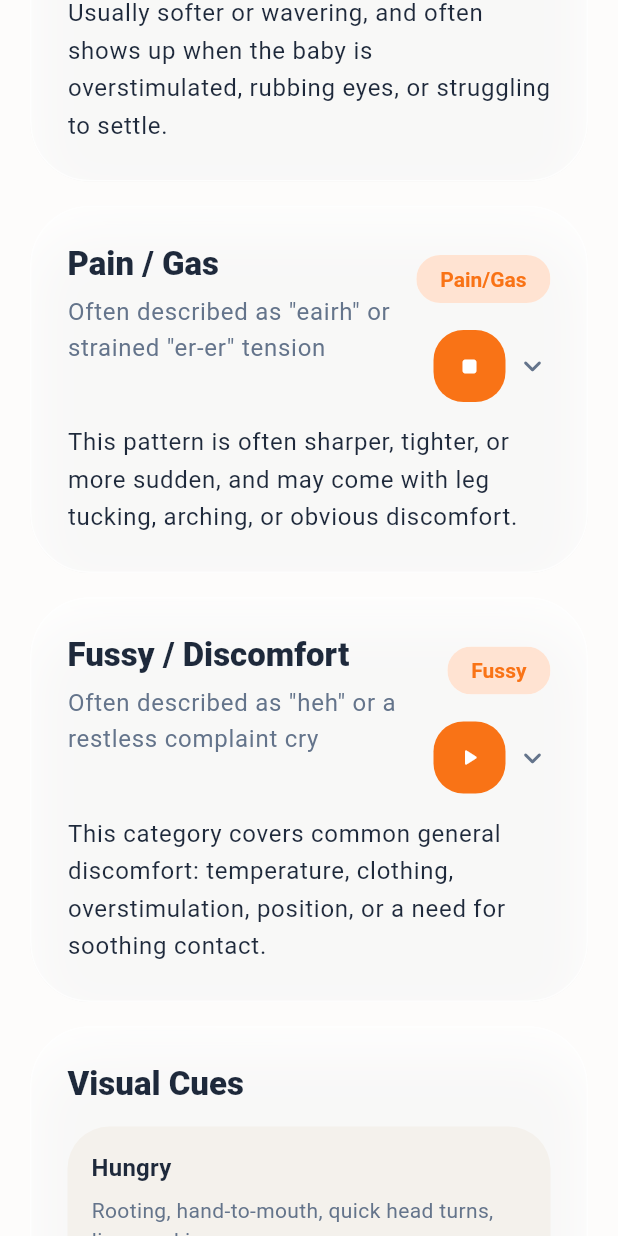
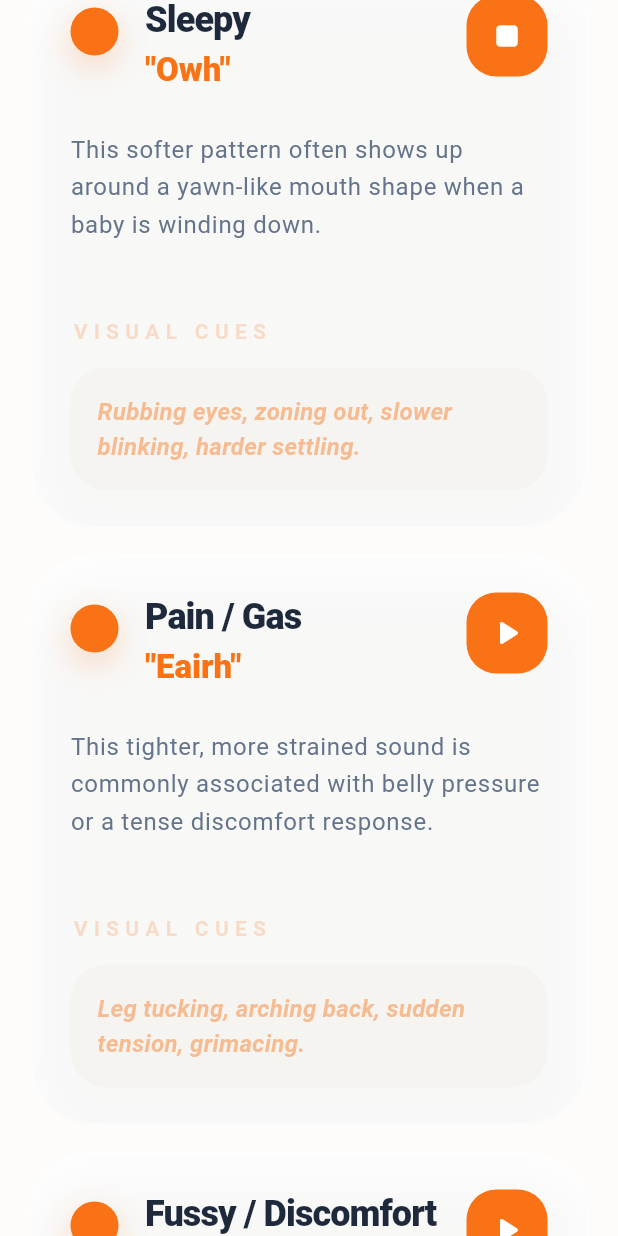
Before and after one commit to fuhao808/ai-baby-cry-copilot, a Flutter app: the GuideScreen widget shown alone on an empty page, opened directly, scrolled down 576 dp, after a tap on the "play arrow" icon, on a phone screen of 412 x 824 dp. Run offline on Flutter 3.47's test engine with Material 3 defaults, Android fonts, the phone set to English and light mode, and no system bars; our stand-ins replace cloud_firestore, dio, file_picker, firebase_auth, firebase_core, firebase_storage and 3 more; missing offline and left inert: audio_session, record; accounts and stored records are empty; statements that could not run were skipped.

Commit message:
Restyle cry library cards

```diff
--- a/frontend/lib/data/sample_cry_catalog.dart
+++ b/frontend/lib/data/sample_cry_catalog.dart
@@ -4,60 +4,40 @@ const sampleCryCatalog = <SampleCry>[
   SampleCry(
     id: 'hungry',
     title: 'Hungry',
-    topLabel: 'Hungry',
-    soundLike: 'Often described as "neh" or a short urgent rooting cry',
+    pattern: '"Neh"',
     summary:
-        'Usually rhythmic, escalating, and paired with rooting, lip-smacking, or searching for the bottle or breast.',
-    details: [
-      'The cry may repeat in short bursts and build if feeding is delayed.',
-      'Look for turning the head side to side or bringing hands toward the mouth.',
-      'This sample is bundled for quick MVP testing only, not as clinical ground truth.',
-    ],
+        'The "N" sound is often linked to a sucking reflex, with the tongue moving toward the roof of the mouth.',
+    visualCues: 'Rooting reflex, sucking hands, smacking lips.',
     assetPath: 'assets/samples/hungry_sample.wav',
     fileName: 'hungry_sample.wav',
   ),
   SampleCry(
     id: 'sleepy',
     title: 'Sleepy',
-    topLabel: 'Sleepy',
-    soundLike: 'Often described as "owh" with a yawning or fading quality',
+    pattern: '"Owh"',
     summary:
-        'Usually softer or wavering, and often shows up when the baby is overstimulated, rubbing eyes, or struggling to settle.',
-    details: [
-      'The pattern may sound more breathy or tired than urgent.',
-      'A winding-down routine, dim light, or swaddle may help if the baby is otherwise comfortable.',
-      'This sample is bundled for quick MVP testing only, not as clinical ground truth.',
-    ],
+        'This softer pattern often shows up around a yawn-like mouth shape when a baby is winding down.',
+    visualCues: 'Rubbing eyes, zoning out, slower blinking, harder settling.',
     assetPath: 'assets/samples/sleepy_sample.wav',
     fileName: 'sleepy_sample.wav',
   ),
   SampleCry(
     id: 'pain_gas',
     title: 'Pain / Gas',
-    topLabel: 'Pain/Gas',
-    soundLike: 'Often described as "eairh" or strained "er-er" tension',
+    pattern: '"Eairh"',
     summary:
-        'This pattern is often sharper, tighter, or more sudden, and may come with leg tucking, arching, or obvious discomfort.',
-    details: [
-      'Burping, bicycle legs, and checking pressure points like diaper and clothing are good first actions.',
-      'If a cry sounds unusual, persistent, or extreme, caregivers should not rely on an app alone.',
-      'This sample is bundled for quick MVP testing only, not as clinical ground truth.',
-    ],
+        'This tighter, more strained sound is commonly associated with belly pressure or a tense discomfort response.',
+    visualCues: 'Leg tucking, arching back, sudden tension, grimacing.',
     assetPath: 'assets/samples/pain_gas_sample.wav',
     fileName: 'pain_gas_sample.wav',
   ),
   SampleCry(
     id: 'fussy',
     title: 'Fussy / Discomfort',
-    topLabel: 'Fussy',
-    soundLike: 'Often described as "heh" or a restless complaint cry',
+    pattern: '"Heh"',
     summary:
-        'This category covers common general discomfort: temperature, clothing, overstimulation, position, or a need for soothing contact.',
-    details: [
-      'The cry may sound irritated or irregular rather than strongly tied to one need.',
-      'Try reducing stimulation, changing position, checking temperature, and offering gentle holding.',
-      'This sample is bundled for quick MVP testing only, not as clinical ground truth.',
-    ],
+        'This lighter, irregular complaint sound often appears when the baby is generally uncomfortable rather than urgently distressed.',
+    visualCues: 'Squirming, restlessness, overstimulation, position discomfort.',
     assetPath: 'assets/samples/fussy_sample.wav',
     fileName: 'fussy_sample.wav',
   ),
--- a/frontend/lib/models/sample_cry.dart
+++ b/frontend/lib/models/sample_cry.dart
@@ -2,20 +2,18 @@ class SampleCry {
   const SampleCry({
     required this.id,
     required this.title,
-    required this.topLabel,
-    required this.soundLike,
+    required this.pattern,
     required this.summary,
-    required this.details,
+    required this.visualCues,
     required this.assetPath,
     required this.fileName,
   });
 
   final String id;
   final String title;
-  final String topLabel;
-  final String soundLike;
+  final String pattern;
   final String summary;
-  final List<String> details;
+  final String visualCues;
   final String assetPath;
   final String fileName;
 }
--- a/frontend/lib/screens/guide_screen.dart
+++ b/frontend/lib/screens/guide_screen.dart
@@ -18,7 +18,6 @@ class _GuideScreenState extends ConsumerState<GuideScreen> {
   late final AudioPlayer _player = AudioPlayer();
   String? _playingSampleId;
   String? _playbackError;
-  String? _expandedSampleId;
 
   @override
   void initState() {
@@ -83,20 +82,29 @@ class _GuideScreenState extends ConsumerState<GuideScreen> {
 
   @override
   Widget build(BuildContext context) {
+    final theme = Theme.of(context);
+
     return ListView(
       padding: const EdgeInsets.fromLTRB(20, 8, 20, 28),
       children: [
-        FrostedPanel(
+        Padding(
+          padding: const EdgeInsets.only(left: 4, right: 4, bottom: 6),
           child: Column(
             crossAxisAlignment: CrossAxisAlignment.start,
             children: [
-              Text('Library', style: Theme.of(context).textTheme.headlineSmall),
+              Text(
+                'Cry Library',
+                style: theme.textTheme.displaySmall?.copyWith(
+                  fontWeight: FontWeight.w800,
+                  letterSpacing: -1.2,
+                ),
+              ),
               const SizedBox(height: 10),
               Text(
-                'Tap a card to open the meaning and hear a sample.',
-                style: Theme.of(context).textTheme.bodyLarge?.copyWith(
-                      color: Theme.of(context).colorScheme.onSurfaceVariant,
-                      height: 1.5,
+                'Master the secret language of your little one.',
+                style: theme.textTheme.headlineSmall?.copyWith(
+                  color: theme.colorScheme.onSurfaceVariant.withValues(alpha: 0.76),
+                  fontWeight: FontWeight.w500,
                 ),
               ),
             ],
@@ -114,45 +122,10 @@ class _GuideScreenState extends ConsumerState<GuideScreen> {
           _GuideCard(
             sample: sample,
             isPlaying: _playingSampleId == sample.id,
-            isExpanded: _expandedSampleId == sample.id,
-            onExpandPressed: () {
-              setState(() {
-                _expandedSampleId =
-                    _expandedSampleId == sample.id ? null : sample.id;
-              });
-            },
             onPlayPressed: () => _toggleSamplePlayback(sample),
           ),
-          const SizedBox(height: 16),
+          const SizedBox(height: 18),
         ],
-        FrostedPanel(
-          child: Column(
-            crossAxisAlignment: CrossAxisAlignment.start,
-            children: [
-              Text('Visual Cues', style: Theme.of(context).textTheme.titleLarge),
-              const SizedBox(height: 14),
-              _CueRow(
-                title: 'Hungry',
-                body: 'Rooting, hand-to-mouth, quick head turns, lip-smacking.',
-              ),
-              const SizedBox(height: 12),
-              _CueRow(
-                title: 'Sleepy',
-                body: 'Rubbing eyes, zoning out, jerky movements, harder settling.',
-              ),
-              const SizedBox(height: 12),
-              _CueRow(
-                title: 'Pain / Gas',
-                body: 'Leg tucking, arching back, sudden tense bursts, grimacing.',
-              ),
-              const SizedBox(height: 12),
-              _CueRow(
-                title: 'Fussy',
-                body: 'General restlessness, squirming, overstimulation, position discomfort.',
-              ),
-            ],
-          ),
-        ),
       ],
     );
   }
@@ -162,175 +135,132 @@ class _GuideCard extends StatelessWidget {
   const _GuideCard({
     required this.sample,
     required this.isPlaying,
-    required this.isExpanded,
-    required this.onExpandPressed,
     required this.onPlayPressed,
   });
 
   final SampleCry sample;
   final bool isPlaying;
-  final bool isExpanded;
-  final VoidCallback onExpandPressed;
   final VoidCallback onPlayPressed;
 
   @override
   Widget build(BuildContext context) {
     return FrostedPanel(
-      child: InkWell(
-        onTap: onExpandPressed,
-        borderRadius: BorderRadius.circular(32),
+      radius: 42,
+      padding: const EdgeInsets.fromLTRB(26, 24, 26, 24),
       child: Column(
         crossAxisAlignment: CrossAxisAlignment.start,
         children: [
           Row(
             crossAxisAlignment: CrossAxisAlignment.start,
             children: [
+              Container(
+                width: 32,
+                height: 32,
+                margin: const EdgeInsets.only(top: 8),
+                decoration: BoxDecoration(
+                  color: Theme.of(context).colorScheme.primary,
+                  shape: BoxShape.circle,
+                  boxShadow: [
+                    BoxShadow(
+                      blurRadius: 18,
+                      offset: const Offset(0, 8),
+                      color: Theme.of(context)
+                          .colorScheme
+                          .primary
+                          .withValues(alpha: 0.24),
+                    ),
+                  ],
+                ),
+              ),
+              const SizedBox(width: 18),
               Expanded(
                 child: Column(
                   crossAxisAlignment: CrossAxisAlignment.start,
                   children: [
-                      Text(sample.title, style: Theme.of(context).textTheme.titleLarge),
-                      const SizedBox(height: 6),
                     Text(
-                        sample.soundLike,
-                        style: Theme.of(context).textTheme.bodyLarge?.copyWith(
-                              color: Theme.of(context).colorScheme.onSurfaceVariant,
+                      sample.title,
+                      style: Theme.of(context).textTheme.headlineSmall?.copyWith(
+                            fontWeight: FontWeight.w800,
+                            letterSpacing: -0.6,
+                          ),
+                    ),
+                    const SizedBox(height: 4),
+                    Text(
+                      sample.pattern,
+                      style: Theme.of(context).textTheme.titleLarge?.copyWith(
+                            color: Theme.of(context).colorScheme.primary,
+                            fontWeight: FontWeight.w800,
                           ),
                     ),
                   ],
                 ),
               ),
               const SizedBox(width: 12),
-                Column(
-                  crossAxisAlignment: CrossAxisAlignment.end,
-                  children: [
-                    Chip(label: Text(sample.topLabel)),
-                    const SizedBox(height: 10),
-                    Row(
-                      mainAxisSize: MainAxisSize.min,
-                      children: [
               FilledButton.tonal(
                 onPressed: onPlayPressed,
                 style: FilledButton.styleFrom(
-                            minimumSize: const Size(48, 48),
+                  minimumSize: const Size(54, 54),
                   padding: EdgeInsets.zero,
                   shape: RoundedRectangleBorder(
                     borderRadius: BorderRadius.circular(20),
                   ),
                 ),
                 child: Icon(
-                            isPlaying
-                                ? Icons.stop_rounded
-                                : Icons.play_arrow_rounded,
+                  isPlaying ? Icons.stop_rounded : Icons.play_arrow_rounded,
+                  size: 28,
                 ),
-                        ),
-                        const SizedBox(width: 6),
-                        Icon(
-                          isExpanded
-                              ? Icons.keyboard_arrow_up_rounded
-                              : Icons.keyboard_arrow_down_rounded,
-                          color: Theme.of(context).colorScheme.onSurfaceVariant,
               ),
             ],
           ),
-                  ],
-                ),
-              ],
-            ),
-            const SizedBox(height: 14),
+          const SizedBox(height: 26),
           Text(
             sample.summary,
-              style: Theme.of(context).textTheme.bodyLarge?.copyWith(height: 1.55),
-            ),
-            AnimatedCrossFade(
-              firstChild: const SizedBox(height: 0),
-              secondChild: Padding(
-                padding: const EdgeInsets.only(top: 16),
-                child: Column(
-                  children: [
-                    for (final detail in sample.details) ...[
-                      _Bullet(text: detail),
-                      const SizedBox(height: 10),
-                    ],
-                  ],
-                ),
-              ),
-              crossFadeState: isExpanded
-                  ? CrossFadeState.showSecond
-                  : CrossFadeState.showFirst,
-              duration: const Duration(milliseconds: 220),
-            ),
-          ],
-        ),
-      ),
-    );
-  }
-}
-
-class _Bullet extends StatelessWidget {
-  const _Bullet({required this.text});
-
-  final String text;
-
-  @override
-  Widget build(BuildContext context) {
-    return Row(
-      crossAxisAlignment: CrossAxisAlignment.start,
-      children: [
-        Padding(
-          padding: const EdgeInsets.only(top: 8),
-          child: Icon(
-            Icons.circle,
-            size: 8,
-            color: Theme.of(context).colorScheme.primary,
-          ),
-        ),
-        const SizedBox(width: 10),
-        Expanded(
-          child: Text(
-            text,
-            style: Theme.of(context).textTheme.bodyMedium?.copyWith(
-                  height: 1.5,
+            style: Theme.of(context).textTheme.bodyLarge?.copyWith(
+                  height: 1.58,
                   color: Theme.of(context).colorScheme.onSurfaceVariant,
                 ),
           ),
+          const SizedBox(height: 26),
+          Container(
+            height: 1,
+            color: Theme.of(context)
+                .colorScheme
+                .outlineVariant
+                .withValues(alpha: 0.35),
           ),
-      ],
-    );
-  }
-}
-
-class _CueRow extends StatelessWidget {
-  const _CueRow({required this.title, required this.body});
-
-  final String title;
-  final String body;
-
-  @override
-  Widget build(BuildContext context) {
-    return Container(
-      padding: const EdgeInsets.all(16),
+          const SizedBox(height: 22),
+          Text(
+            'VISUAL CUES',
+            style: Theme.of(context).textTheme.labelLarge?.copyWith(
+                  letterSpacing: 4.2,
+                  color: Theme.of(context)
+                      .colorScheme
+                      .primary
+                      .withValues(alpha: 0.22),
+                  fontWeight: FontWeight.w700,
+                ),
+          ),
+          const SizedBox(height: 14),
+          Container(
+            width: double.infinity,
+            padding: const EdgeInsets.symmetric(horizontal: 18, vertical: 18),
             decoration: BoxDecoration(
-        color: Theme.of(context).colorScheme.surfaceContainerHighest.withValues(alpha: 0.75),
-        borderRadius: BorderRadius.circular(28),
+              color: Theme.of(context)
+                  .colorScheme
+                  .surfaceContainerHighest
+                  .withValues(alpha: 0.42),
+              borderRadius: BorderRadius.circular(24),
             ),
-      child: Row(
-        crossAxisAlignment: CrossAxisAlignment.start,
-        children: [
-          Expanded(
-            child: Column(
-              crossAxisAlignment: CrossAxisAlignment.start,
-              children: [
-                Text(title, style: Theme.of(context).textTheme.titleMedium),
-                const SizedBox(height: 6),
-                Text(
-                  body,
-                  style: Theme.of(context).textTheme.bodyMedium?.copyWith(
-                        color: Theme.of(context).colorScheme.onSurfaceVariant,
+            child: Text(
+              sample.visualCues,
+              style: Theme.of(context).textTheme.titleMedium?.copyWith(
+                    fontStyle: FontStyle.italic,
+                    color: Theme.of(context)
+                        .colorScheme
+                        .primary
+                        .withValues(alpha: 0.44),
                     height: 1.45,
                   ),
-                ),
-              ],
             ),
           ),
         ],
```
Lines whose indentation alone changed are shown as unchanged.
